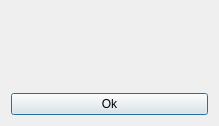
First picture: the form in ui/warning_message.ui, repository Inigobarbe/VFSMOD-GUI, before the edit.
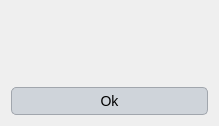
Second picture: the form after the edit.

Patch:
```diff
--- a/ui/warning_message.ui
+++ b/ui/warning_message.ui
@@ -13,6 +13,109 @@
   <property name="windowTitle">
    <string>Dialog</string>
   </property>
+  <property name="styleSheet">
+   <string notr="true">QLabel {
+    font-family: 'Georgia'; /* Cambiar la fuente a Georgia */
+    font-size: 16px; /* Cambiar el tamaño de la fuente */
+    color: #000000; /* Color del texto (blanco) */
+}
+
+QLineEdit {
+    font-family: 'Georgia'; /* Cambiar la fuente a Georgia */
+    font-size: 14px; /* Cambiar el tamaño de la fuente */
+    color: #000000; /* Color del texto (blanco) */
+    background-color: #f0f0f0; /* Color de fondo del QLineEdit */
+    border: 1px solid #000000; /* Borde blanco */
+}
+
+QComboBox {
+    font-family: 'Georgia'; /* Cambiar la fuente a Georgia */
+    font-size: 14px; /* Cambiar el tamaño de la fuente */
+    color: #000000; /* Color del texto (blanco) */
+    background-color: #cfd4da; /* Fondo oscuro del ComboBox */
+}
+
+QRadioButton {
+    font-family: 'Georgia'; /* Cambiar la fuente a Georgia */
+    font-size: 14px; /* Cambiar el tamaño de la fuente */
+    color: #000000; /* Color del texto (blanco) */
+}
+
+QCheckBox {
+    font-family: 'Georgia'; /* Cambiar la fuente a Georgia */
+    font-size: 14px; /* Cambiar el tamaño de la fuente */
+    color: #000000; /* Color del texto (blanco) */
+}
+
+/* Cambiar la fuente y estilo de los QPushButton */
+QPushButton {
+    font-family: 'Georgia'; /* Cambiar la fuente */
+    font-size: 14px; /* Cambiar el tamaño de la fuente */
+    color: #000000; /* Color del texto negro */
+    background-color: #cfd4da; /* Fondo gris claro */
+    border: 1px solid #a1a6ad; /* Borde gris medio */
+    border-radius: 5px; /* Bordes redondeados */
+    padding: 5px; /* Espaciado interno */
+}
+
+/* Estilo cuando el ratón pasa sobre el botón */
+QPushButton:hover {
+    color: #000000; /* Mantener el texto negro */
+    background-color: #b7bcc3; /* Fondo gris un poco más oscuro al pasar el mouse */
+}
+
+/* Estilo cuando el botón está presionado */
+QPushButton:pressed {
+    background-color: #a6acb3; /* Fondo ligeramente más oscuro al presionar */
+    color: #000000; /* Mantener el texto negro cuando se presiona */
+}
+
+
+
+/* Estilo general para QTableWidget y QTableView */
+QTableWidget, QTableView {
+    font-family: 'Georgia'; /* Cambiar la fuente a Georgia */
+    font-size: 14px; /* Tamaño de la fuente */
+    color: #000000; /* Color del texto negro */
+    background-color: #e6e9ed; /* Fondo gris claro para la tabla */
+    gridline-color: #a1a6ad; /* Color de las líneas de la tabla (gris medio) */
+    selection-background-color: #b7bcc3; /* Color de fondo cuando se selecciona una celda (gris suave) */
+    selection-color: #000000; /* Color del texto cuando la celda está seleccionada (negro) */
+}
+
+/* Estilo para el encabezado horizontal de la tabla */
+QHeaderView::section {
+    font-family: 'Georgia'; /* Cambiar la fuente a Georgia */
+    font-size: 14px; /* Tamaño de la fuente */
+    color: #000000; /* Color del texto negro */
+    background-color: #cfd4da; /* Fondo gris claro del encabezado */
+    border: 1px solid #a1a6ad; /* Borde gris medio entre las secciones */
+    padding: 4px; /* Espaciado interno en el encabezado */
+}
+
+/* Estilo para las celdas de la tabla al pasar el mouse */
+QTableWidget::item:hover, QTableView::item:hover {
+    background-color: #b7bcc3; /* Fondo gris suave al pasar el mouse */
+    color: #000000; /* Mantener el texto negro */
+}
+
+/* Estilo para las celdas cuando están seleccionadas */
+QTableWidget::item:selected, QTableView::item:selected {
+    background-color: #a6acb3; /* Fondo gris intermedio cuando está seleccionado */
+    color: #000000; /* Texto negro cuando está seleccionado */
+}
+
+/* Ajustar el tamaño de las celdas */
+QTableWidget::item, QTableView::item {
+    padding: 4px; /* Espaciado interno de las celdas */
+}
+
+/* Estilo para el borde inferior de la tabla */
+QTableCornerButton::section {
+    background-color: #cfd4da; /* Fondo del botón de esquina */
+    border: 1px solid #a1a6ad; /* Borde gris medio del botón de esquina */
+}</string>
+  </property>
   <layout class="QGridLayout" name="gridLayout">
    <item row="0" column="0">
     <widget class="QLabel" name="warning">
```
